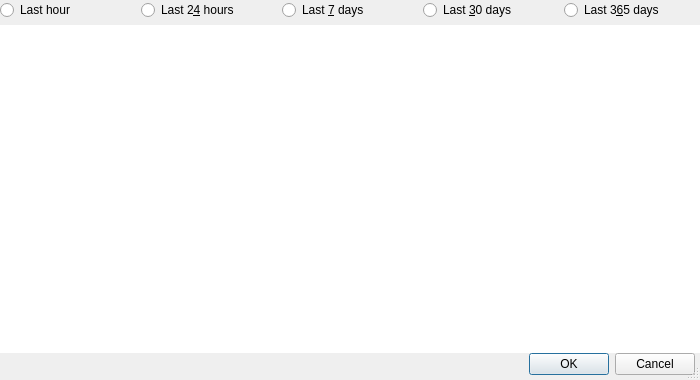
This is graphdialog.ui in friggob/qtTemp as Qt 5 draws it before an edit. The edited form follows.
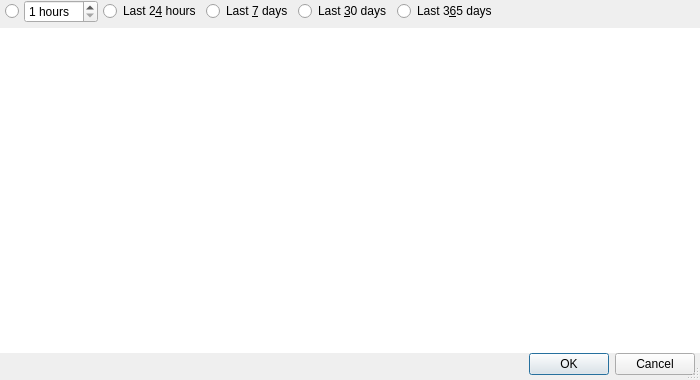
This is the edited form.

Commit message: Added hourchooser to graph dialog, bumped version to 2.1.0

```diff
--- a/graphdialog.ui
+++ b/graphdialog.ui
@@ -44,11 +44,36 @@
       <number>5</number>
      </property>
      <item>
-      <layout class="QHBoxLayout" name="horizontalLayout">
+      <layout class="QHBoxLayout" name="horizontalLayout" stretch="0,0,0,0,0,1">
+       <property name="leftMargin">
+        <number>5</number>
+       </property>
+       <property name="rightMargin">
+        <number>5</number>
+       </property>
        <item>
         <widget class="QRadioButton" name="hourButton">
          <property name="text">
-          <string>Last hour</string>
+          <string/>
+         </property>
+        </widget>
+       </item>
+       <item>
+        <widget class="QSpinBox" name="spinBox">
+         <property name="readOnly">
+          <bool>false</bool>
+         </property>
+         <property name="suffix">
+          <string> hours</string>
+         </property>
+         <property name="minimum">
+          <number>1</number>
+         </property>
+         <property name="maximum">
+          <number>23</number>
+         </property>
+         <property name="value">
+          <number>1</number>
          </property>
         </widget>
        </item>
```
Left out of the diff: 5 changed lines with no effect on the pictures. The commit also changes 6 other files.
